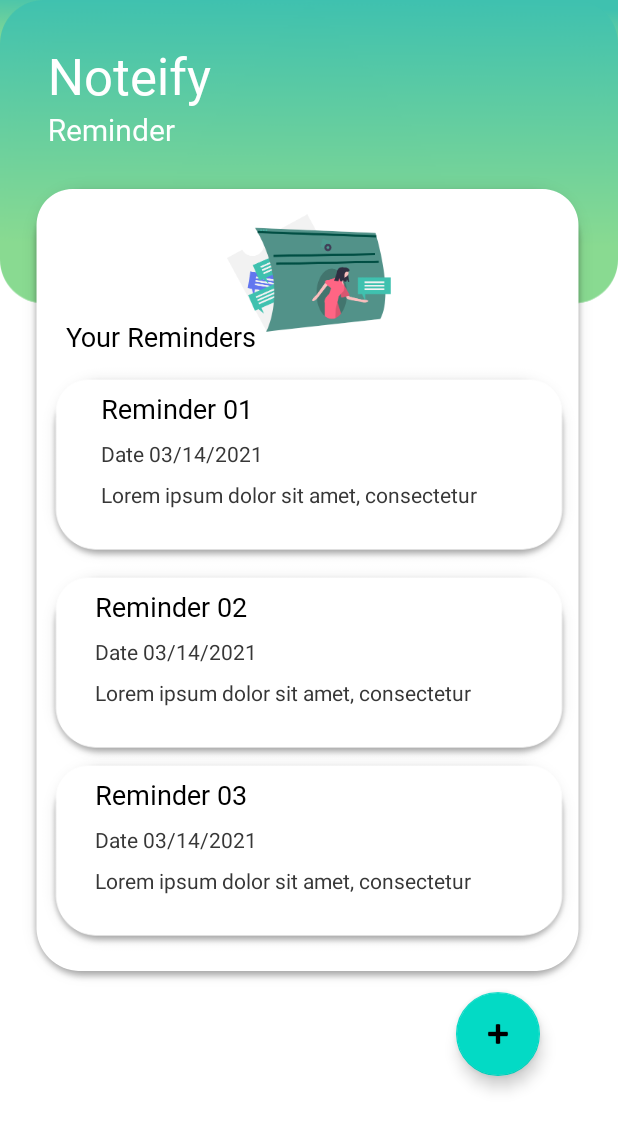
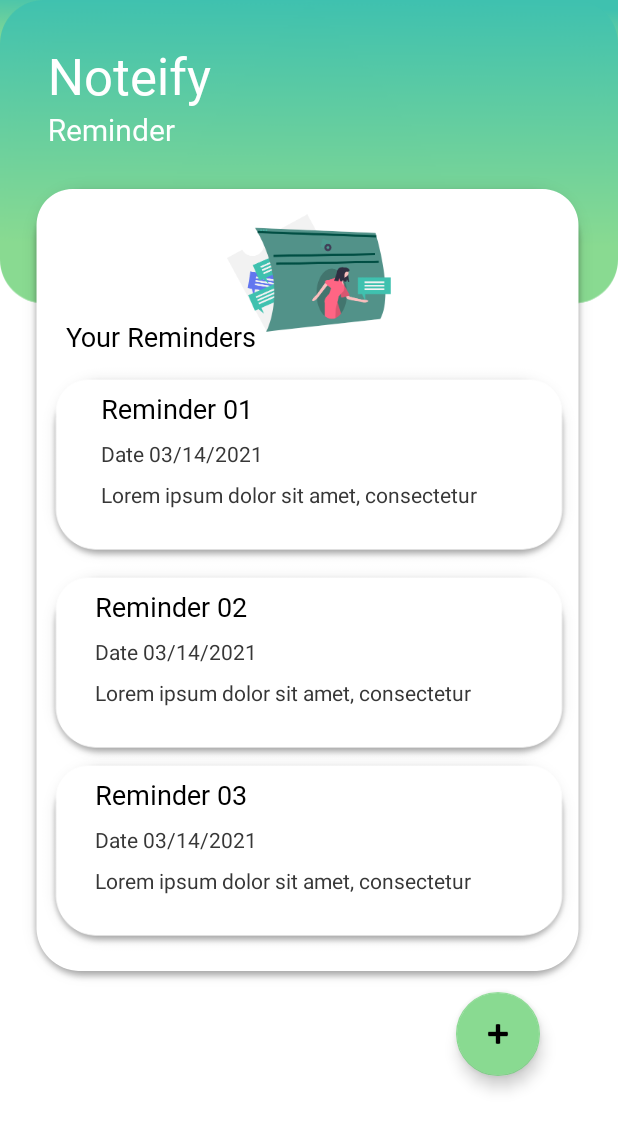
Before and after one commit to gayahsan/NOTIFY-MAD-PROJECT, an Android app: the ActivityReminder_01 screen opened directly, with no data from a screen before it, on a phone screen of 412 x 824 dp. Shown: the top 1130 px of the screen. Run offline under Robolectric (Android 15) with nearby library versions, the phone set to English and light mode, and no system bars.

```diff
--- a/app/src/main/res/layout/activity_reminder_01.xml
+++ b/app/src/main/res/layout/activity_reminder_01.xml
@@ -57,6 +57,7 @@
         android:layout_marginEnd="52dp"
         android:clickable="true"
         android:contentDescription="@string/reminder_float"
+        app:backgroundTint="@color/light_green"
         app:layout_constraintEnd_toEndOf="parent"
         app:layout_constraintTop_toTopOf="@+id/imageView4"
         app:srcCompat="@android:drawable/ic_input_add" />
```
